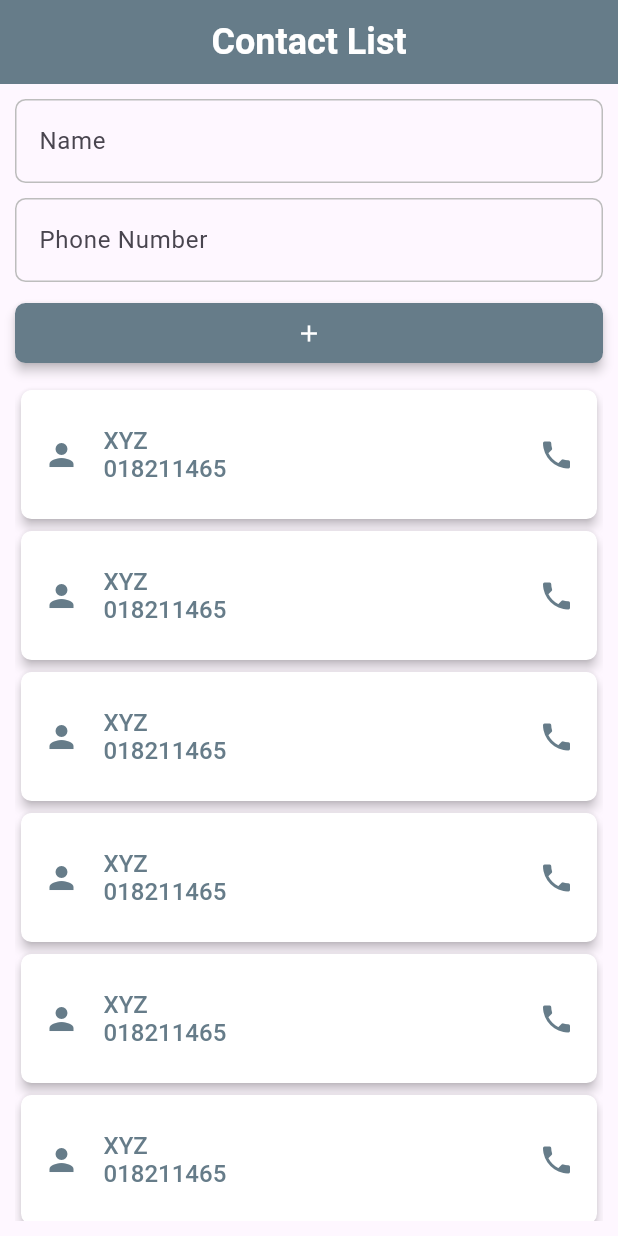
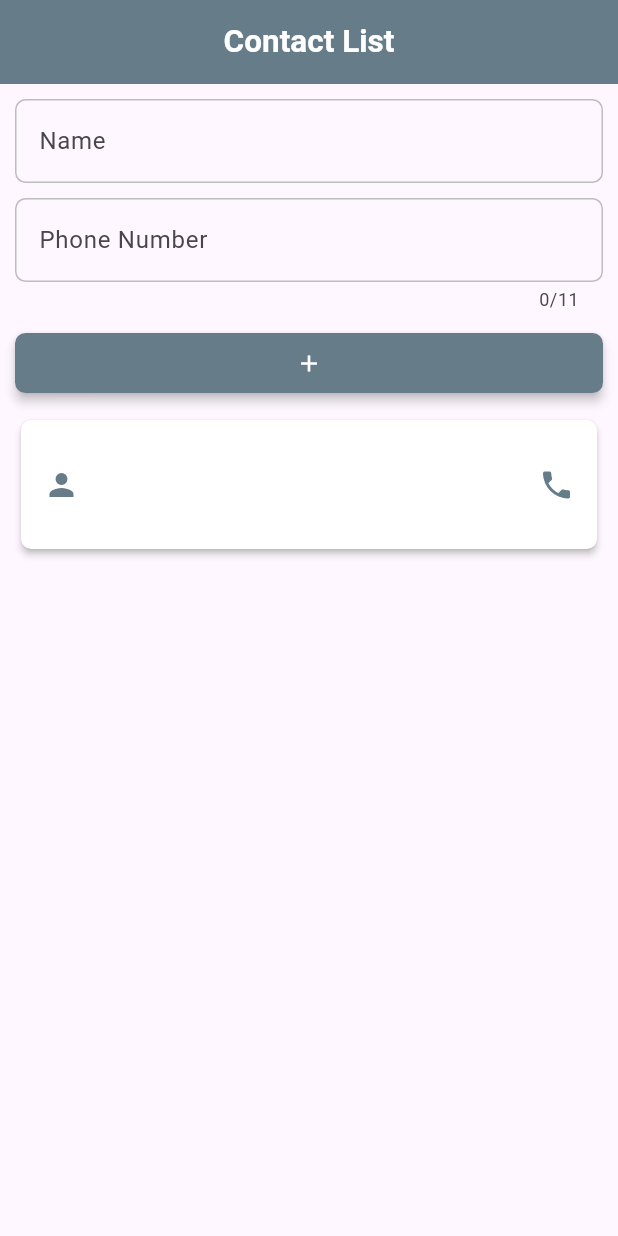
Before and after one commit to m-mhe/Flutter_assignment, a Flutter app: the screen it shows after launch, after a tap on the "add" icon, on a phone screen of 412 x 824 dp. Run offline on Flutter 3.47's test engine with Material 3 defaults, Android fonts, the phone set to English and light mode, and no system bars.

Commit message:
Functionality Added

```diff
--- a/assignment_five/lib/acreen/contact_list.dart
+++ /dev/null
@@ -1,62 +0,0 @@
-import 'package:flutter/material.dart';
-
-class ContactList extends StatelessWidget {
-  const ContactList({super.key});
-
-  @override
-  Widget build(BuildContext context) {
-    return Scaffold(
-      appBar: AppBar(
-        title: Text('Contact List'),
-      ),
-      body: Padding(
-        padding: const EdgeInsets.all(10),
-        child: Column(
-          children: [
-            TextField(
-              decoration: InputDecoration(
-                hintText: 'Name'
-              ),
-            ),
-            SizedBox(height: 10,),
-            TextField(
-              keyboardType: TextInputType.number,
-              decoration: InputDecoration(
-                  hintText: 'Phone Number'
-              ),
-            ),
-            Padding(
-              padding: const EdgeInsets.symmetric(vertical: 10),
-              child: ElevatedButton(
-                onPressed: () {},
-                child: Icon(Icons.add),
-              ),
-            ),
-            Expanded(
-              child: ListView.builder(
-                  itemBuilder: (context, i) {
-                    return Card(
-                      elevation: 3,
-                      child: ListTile(
-                        onLongPress: (){},
-                        leading: Icon(Icons.person),
-                        title: Column(
-                          mainAxisAlignment: MainAxisAlignment.start,
-                          crossAxisAlignment: CrossAxisAlignment.start,
-                          children: [
-                            Text('XYZ'),
-                            Text('018211465')
-                          ],
-                        ),
-                        trailing: Icon(Icons.phone),
-                      ),
-                    );
-                  },
-                  itemCount: 6),
-            )
-          ],
-        ),
-      ),
-    );
-  }
-}
--- a/assignment_five/lib/app.dart
+++ b/assignment_five/lib/app.dart
@@ -1,4 +1,4 @@
-import 'package:assignment_five/acreen/contact_list.dart';
+import 'package:assignment_five/screen/contact_list.dart';
 import 'package:flutter/material.dart';
 
 class MyApp extends StatelessWidget {
@@ -10,12 +10,12 @@ class MyApp extends StatelessWidget {
       debugShowCheckedModeBanner: false,
       title: 'Contact List',
       theme: ThemeData(
-        appBarTheme: AppBarTheme(
+          appBarTheme: const AppBarTheme(
               centerTitle: true,
               backgroundColor: Color(0xff667C89),
               foregroundColor: Colors.white,
-          titleTextStyle: TextStyle(fontSize: 24, fontWeight: FontWeight.w600)
-        ),
+              titleTextStyle:
+                  TextStyle(fontSize: 21, fontWeight: FontWeight.w600)),
           inputDecorationTheme: InputDecorationTheme(
               enabledBorder: OutlineInputBorder(
                 borderRadius: BorderRadius.circular(7),
@@ -28,35 +28,30 @@ class MyApp extends StatelessWidget {
                 borderSide: BorderSide(
                   color: Colors.grey.shade400,
                 ),
-          )
-        ),
+              )),
           elevatedButtonTheme: ElevatedButtonThemeData(
               style: ElevatedButton.styleFrom(
                   elevation: 3,
-            fixedSize: Size.fromWidth(double.maxFinite),
-            backgroundColor: Color(0xff667C89),
+                  fixedSize: const Size.fromWidth(double.maxFinite),
+                  backgroundColor: const Color(0xff667C89),
                   foregroundColor: Colors.white,
                   shape: RoundedRectangleBorder(
                     borderRadius: BorderRadius.circular(7),
-            )
-          )
-        ),
+                  ))),
           cardTheme: CardTheme(
               color: Colors.white,
               shape: RoundedRectangleBorder(
                 borderRadius: BorderRadius.circular(7),
-          )
-        ),
-        listTileTheme: ListTileThemeData(
-          contentPadding: EdgeInsets.symmetric(vertical: 15, horizontal: 15),
+              )),
+          listTileTheme: const ListTileThemeData(
+              contentPadding:
+                  EdgeInsets.symmetric(vertical: 15, horizontal: 15),
               iconColor: Color(0xff667C89),
               textColor: Color(0xff667C89),
               titleTextStyle: TextStyle(
                 fontWeight: FontWeight.w500,
-            fontSize: 16
-          )
-        )
-      ),
+                fontSize: 15,
+              ))),
       home: const ContactList(),
     );
   }
--- a/assignment_five/lib/entity_classes/contact_info.dart
+++ b/assignment_five/lib/entity_classes/contact_info.dart
@@ -0,0 +1,9 @@
+class ContactInfo {
+  const ContactInfo({
+    required this.name,
+    required this.phoneNumber,
+  });
+
+  final String name;
+  final String phoneNumber;
+}
--- a/assignment_five/lib/main.dart
+++ b/assignment_five/lib/main.dart
@@ -1,6 +1,6 @@
 import 'package:assignment_five/app.dart';
 import 'package:flutter/material.dart';
 
-void main(){
+void main() {
   runApp(const MyApp());
 }
--- /dev/null
+++ b/assignment_five/lib/screen/contact_list.dart
@@ -0,0 +1,119 @@
+import 'package:flutter/material.dart';
+
+import '../entity_classes/contact_info.dart';
+
+class ContactList extends StatefulWidget {
+  const ContactList({super.key});
+
+  @override
+  State<ContactList> createState() => _ContactListState();
+}
+
+class _ContactListState extends State<ContactList> {
+  List<ContactInfo> contactInfoList = [];
+  final TextEditingController _tEcName = TextEditingController();
+  final TextEditingController _tEcPhoneNumber = TextEditingController();
+
+  @override
+  Widget build(BuildContext context) {
+    return Scaffold(
+      appBar: AppBar(
+        title: const Text('Contact List'),
+      ),
+      body: Padding(
+        padding: const EdgeInsets.all(10),
+        child: Column(
+          children: [
+            TextField(
+              controller: _tEcName,
+              decoration: const InputDecoration(hintText: 'Name'),
+            ),
+            const SizedBox(
+              height: 10,
+            ),
+            TextField(
+              maxLength: 11,
+              controller: _tEcPhoneNumber,
+              keyboardType: TextInputType.number,
+              decoration: const InputDecoration(hintText: 'Phone Number'),
+            ),
+            Padding(
+              padding: const EdgeInsets.symmetric(vertical: 10),
+              child: ElevatedButton(
+                onPressed: () {
+                  ContactInfo contactInfo = ContactInfo(
+                      name: _tEcName.text, phoneNumber: _tEcPhoneNumber.text);
+                  setState(
+                    () {
+                      contactInfoList.insert(0, contactInfo);
+                    },
+                  );
+                },
+                child: const Icon(Icons.add),
+              ),
+            ),
+            Expanded(
+              child: ListView.builder(
+                  itemBuilder: (context, i) {
+                    return Card(
+                      elevation: 2,
+                      child: ListTile(
+                        onLongPress: () {
+                          showDialog(
+                              context: context,
+                              builder: (context) {
+                                return AlertDialog(
+                                  backgroundColor: const Color(0xff667C89),
+                                  title: const Text(
+                                    "Warning!",
+                                    style: TextStyle(color: Colors.white),
+                                  ),
+                                  content: const Text(
+                                    "Are you sure about Deleting this phone number from your contact list?",
+                                    style: TextStyle(color: Colors.white),
+                                  ),
+                                  actions: [
+                                    IconButton(
+                                      onPressed: () {
+                                        Navigator.pop(context);
+                                      },
+                                      icon: const Icon(Icons.cancel_sharp),
+                                      color: Colors.white,
+                                    ),
+                                    IconButton(
+                                      onPressed: () {
+                                        setState(
+                                          () {
+                                            contactInfoList.removeAt(i);
+                                          },
+                                        );
+                                        Navigator.pop(context);
+                                      },
+                                      icon: const Icon(Icons.delete),
+                                      color: Colors.white,
+                                    )
+                                  ],
+                                );
+                              });
+                        },
+                        leading: const Icon(Icons.person),
+                        title: Column(
+                          mainAxisAlignment: MainAxisAlignment.start,
+                          crossAxisAlignment: CrossAxisAlignment.start,
+                          children: [
+                            Text(contactInfoList[i].name),
+                            Text(contactInfoList[i].phoneNumber)
+                          ],
+                        ),
+                        trailing: const Icon(Icons.phone),
+                      ),
+                    );
+                  },
+                  itemCount: contactInfoList.length),
+            )
+          ],
+        ),
+      ),
+    );
+  }
+}
```
Lines whose indentation alone changed are shown as unchanged.
